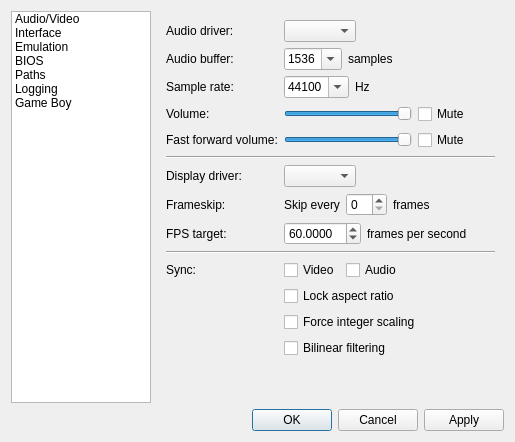
Qt form Libretro/mgba/src/platform/qt/SettingsView.ui (kiddreads/Avalon-copy2) before a commit.
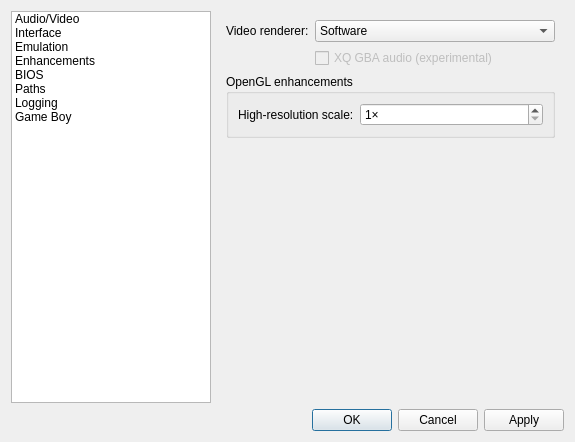
The same form after that commit. The open tabs and pages were chosen to show the change.

Commit message: Qt: Add settings for enhancements

What changed in the file:
```diff
--- a/Libretro/mgba/src/platform/qt/SettingsView.ui
+++ b/Libretro/mgba/src/platform/qt/SettingsView.ui
@@ -6,8 +6,8 @@
    <rect>
     <x>0</x>
     <y>0</y>
-    <width>588</width>
-    <height>488</height>
+    <width>790</width>
+    <height>686</height>
    </rect>
   </property>
   <property name="sizePolicy">
@@ -33,14 +33,14 @@
    <item row="1" column="0">
     <widget class="QListWidget" name="tabs">
      <property name="sizePolicy">
-      <sizepolicy hsizetype="MinimumExpanding" vsizetype="Expanding">
+      <sizepolicy hsizetype="Fixed" vsizetype="Expanding">
        <horstretch>0</horstretch>
        <verstretch>0</verstretch>
       </sizepolicy>
      </property>
      <property name="maximumSize">
       <size>
-       <width>140</width>
+       <width>200</width>
        <height>16777215</height>
       </size>
      </property>
@@ -62,6 +62,11 @@
        <string>Emulation</string>
       </property>
      </item>
+     <item>
+      <property name="text">
+       <string>Enhancements</string>
+      </property>
+     </item>
      <item>
       <property name="text">
        <string>BIOS</string>
@@ -844,6 +849,70 @@
        </item>
       </layout>
      </widget>
+     <widget class="QWidget" name="enhancements">
+      <layout class="QFormLayout" name="formLayout_6">
+       <item row="0" column="0">
+        <widget class="QLabel" name="label_36">
+         <property name="text">
+          <string>Video renderer:</string>
+         </property>
+        </widget>
+       </item>
+       <item row="0" column="1">
+        <widget class="QComboBox" name="hwaccelVideo">
+         <item>
+          <property name="text">
+           <string>Software</string>
+          </property>
+         </item>
+         <item>
+          <property name="text">
+           <string>OpenGL</string>
+          </property>
+         </item>
+        </widget>
+       </item>
+       <item row="2" column="0" colspan="2">
+        <widget class="QGroupBox" name="oglEnahance">
+         <property name="title">
+          <string>OpenGL enhancements</string>
+         </property>
+         <layout class="QFormLayout" name="formLayout_7">
+          <item row="0" column="0">
+           <widget class="QLabel" name="label_37">
+            <property name="text">
+             <string>High-resolution scale:</string>
+            </property>
+           </widget>
+          </item>
+          <item row="0" column="1">
+           <widget class="QSpinBox" name="videoScale">
+            <property name="suffix">
+             <string>×</string>
+            </property>
+            <property name="minimum">
+             <number>1</number>
+            </property>
+            <property name="maximum">
+             <number>13</number>
+            </property>
+           </widget>
+          </item>
+         </layout>
+        </widget>
+       </item>
+       <item row="1" column="1">
+        <widget class="QCheckBox" name="audioHle">
+         <property name="enabled">
+          <bool>false</bool>
+         </property>
+         <property name="text">
+          <string>XQ GBA audio (experimental)</string>
+         </property>
+        </widget>
+       </item>
+      </layout>
+     </widget>
      <widget class="QWidget" name="bios">
       <layout class="QFormLayout" name="formLayout_5">
        <item row="0" column="0">
```
Left out of the diff: 6 changed lines with no effect on the pictures. The commit also changes 3 other files.
